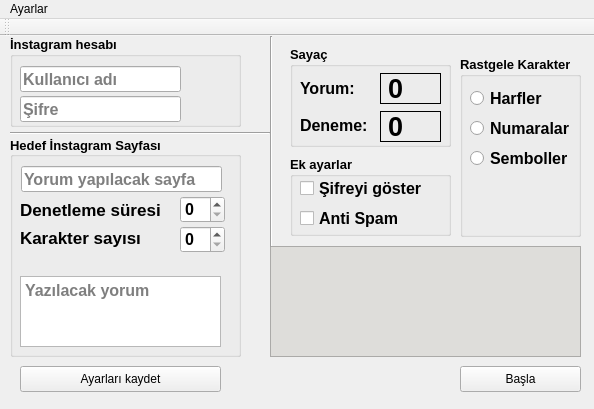
First picture: the form in main.ui, repository ramo828/instagram-auto-comment, before the edit.
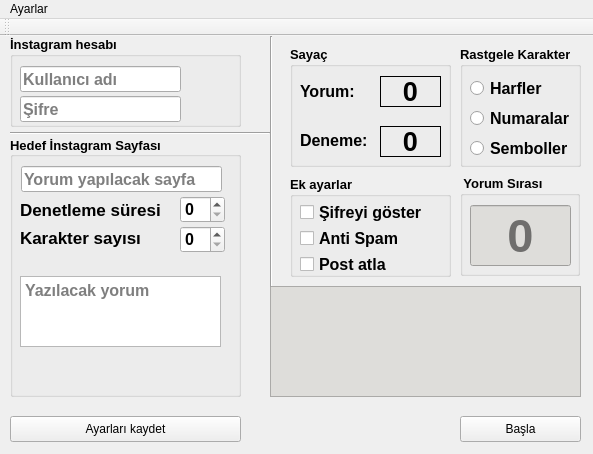
Second picture: the form after the edit.

Commit message: pinned post problemfixed

Diff of the .ui file:
```diff
--- a/main.ui
+++ b/main.ui
@@ -6,8 +6,8 @@
    <rect>
     <x>0</x>
     <y>0</y>
-    <width>594</width>
-    <height>409</height>
+    <width>593</width>
+    <height>454</height>
    </rect>
   </property>
   <property name="windowTitle">
@@ -18,9 +18,9 @@
     <property name="geometry">
      <rect>
       <x>460</x>
-      <y>20</y>
+      <y>10</y>
       <width>121</width>
-      <height>181</height>
+      <height>121</height>
      </rect>
     </property>
     <property name="font">
@@ -93,9 +93,9 @@
    <widget class="QPushButton" name="save_settings">
     <property name="geometry">
      <rect>
-      <x>20</x>
-      <y>330</y>
-      <width>201</width>
+      <x>10</x>
+      <y>380</y>
+      <width>231</width>
       <height>26</height>
      </rect>
     </property>
@@ -112,7 +112,7 @@
     <property name="geometry">
      <rect>
       <x>460</x>
-      <y>330</y>
+      <y>380</y>
       <width>121</width>
       <height>26</height>
      </rect>
@@ -125,7 +125,7 @@
     <property name="geometry">
      <rect>
       <x>270</x>
-      <y>210</y>
+      <y>250</y>
       <width>311</width>
       <height>111</height>
      </rect>
@@ -152,9 +152,9 @@
     <property name="geometry">
      <rect>
       <x>290</x>
-      <y>120</y>
+      <y>140</y>
       <width>161</width>
-      <height>80</height>
+      <height>101</height>
      </rect>
     </property>
     <property name="font">
@@ -170,7 +170,7 @@
      <property name="geometry">
       <rect>
        <x>10</x>
-       <y>20</y>
+       <y>24</y>
        <width>131</width>
        <height>24</height>
       </rect>
@@ -204,14 +204,33 @@
       <string>Anti Spam</string>
      </property>
     </widget>
+    <widget class="QCheckBox" name="pin_bypass">
+     <property name="geometry">
+      <rect>
+       <x>10</x>
+       <y>76</y>
+       <width>111</width>
+       <height>24</height>
+      </rect>
+     </property>
+     <property name="font">
+      <font>
+       <pointsize>12</pointsize>
+       <bold>true</bold>
+      </font>
+     </property>
+     <property name="text">
+      <string>Post atla</string>
+     </property>
+    </widget>
    </widget>
    <widget class="Line" name="line">
     <property name="geometry">
      <rect>
       <x>261</x>
       <y>0</y>
-      <width>20</width>
-      <height>211</height>
+      <width>21</width>
+      <height>251</height>
      </rect>
     </property>
     <property name="orientation">
@@ -224,7 +243,7 @@
       <x>290</x>
       <y>10</y>
       <width>161</width>
-      <height>101</height>
+      <height>121</height>
      </rect>
     </property>
     <property name="font">
@@ -240,7 +259,7 @@
      <property name="geometry">
       <rect>
        <x>10</x>
-       <y>33</y>
+       <y>36</y>
        <width>71</width>
        <height>18</height>
       </rect>
@@ -259,7 +278,7 @@
      <property name="geometry">
       <rect>
        <x>10</x>
-       <y>70</y>
+       <y>85</y>
        <width>71</width>
        <height>18</height>
       </rect>
@@ -278,7 +297,7 @@
      <property name="geometry">
       <rect>
        <x>90</x>
-       <y>27</y>
+       <y>30</y>
        <width>61</width>
        <height>31</height>
       </rect>
@@ -295,12 +314,15 @@
      <property name="text">
       <string>0</string>
      </property>
+     <property name="alignment">
+      <set>Qt::AlignCenter</set>
+     </property>
     </widget>
     <widget class="QLabel" name="try_counter">
      <property name="geometry">
       <rect>
        <x>90</x>
-       <y>65</y>
+       <y>80</y>
        <width>61</width>
        <height>31</height>
       </rect>
@@ -317,6 +339,9 @@
      <property name="text">
       <string>0</string>
      </property>
+     <property name="alignment">
+      <set>Qt::AlignCenter</set>
+     </property>
     </widget>
    </widget>
    <widget class="QGroupBox" name="login_box">
@@ -385,7 +410,7 @@
       <x>10</x>
       <y>100</y>
       <width>231</width>
-      <height>221</height>
+      <height>261</height>
      </rect>
     </property>
     <property name="font">
@@ -537,13 +562,70 @@
      <enum>Qt::Horizontal</enum>
     </property>
    </widget>
+   <widget class="QGroupBox" name="groupBox">
+    <property name="geometry">
+     <rect>
+      <x>460</x>
+      <y>139</y>
+      <width>120</width>
+      <height>101</height>
+     </rect>
+    </property>
+    <property name="font">
+     <font>
+      <pointsize>10</pointsize>
+      <bold>true</bold>
+     </font>
+    </property>
+    <property name="title">
+     <string> Yorum Sırası</string>
+    </property>
+    <widget class="QLineEdit" name="comment_skip_number">
+     <property name="geometry">
+      <rect>
+       <x>10</x>
+       <y>30</y>
+       <width>101</width>
+       <height>61</height>
+      </rect>
+     </property>
+     <property name="font">
+      <font>
+       <pointsize>35</pointsize>
+       <bold>true</bold>
+      </font>
+     </property>
+     <property name="layoutDirection">
+      <enum>Qt::LeftToRight</enum>
+     </property>
+     <property name="styleSheet">
+      <string notr="true">background-color: rgb(222, 221, 218);
+</string>
+     </property>
+     <property name="text">
+      <string/>
+     </property>
+     <property name="cursorPosition">
+      <number>0</number>
+     </property>
+     <property name="alignment">
+      <set>Qt::AlignCenter</set>
+     </property>
+     <property name="placeholderText">
+      <string extracomment="0">0</string>
+     </property>
+     <property name="clearButtonEnabled">
+      <bool>true</bool>
+     </property>
+    </widget>
+   </widget>
   </widget>
   <widget class="QMenuBar" name="menubar">
    <property name="geometry">
     <rect>
      <x>0</x>
      <y>0</y>
-     <width>594</width>
+     <width>593</width>
      <height>23</height>
     </rect>
    </property>
```
The commit also changes 4 other files.
